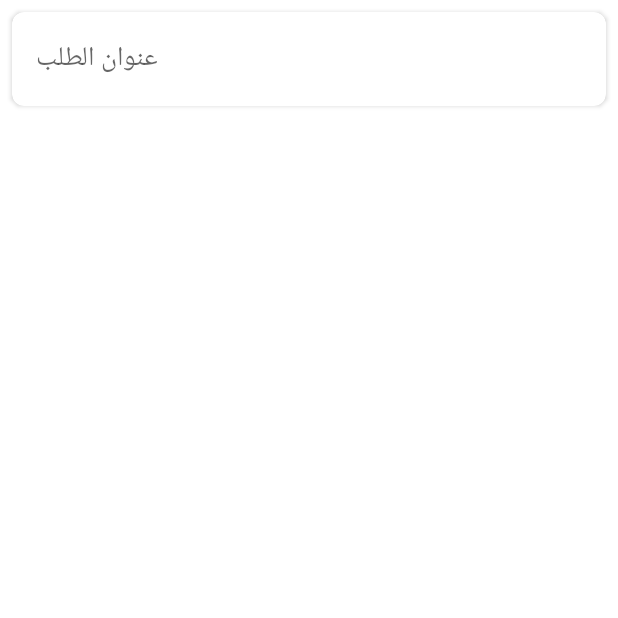
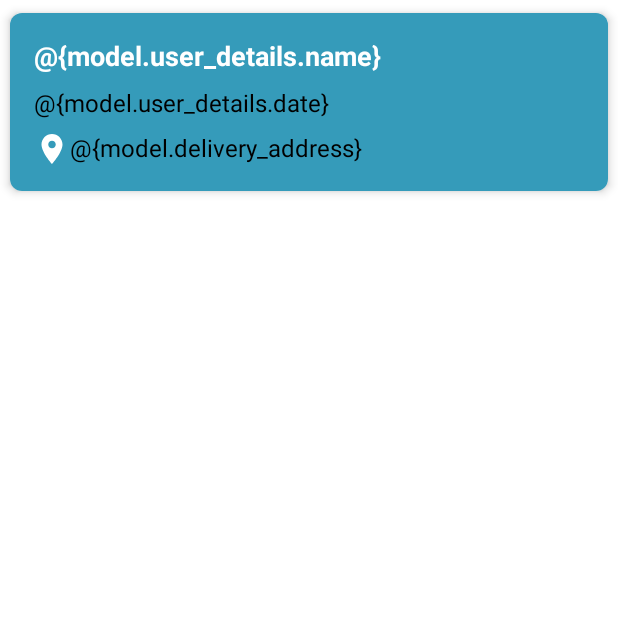
Before and after one commit to ygprogect/yg_project, an Android app: the order_list_item screen opened directly, with no data from a screen before it, on a phone screen of 412 x 824 dp, the top half of it. Run offline under Robolectric (Android 15) with nearby library versions, the phone set to English and light mode, and no system bars; Roboto replaces fonts that are not available here.

Commit message:
عدلت الاوردر ايتم و الماب اسكرين

```diff
--- a/app/build.gradle
+++ b/app/build.gradle
@@ -36,6 +36,7 @@ dependencies {
     implementation 'com.google.android.material:material:1.7.0'
     implementation 'androidx.constraintlayout:constraintlayout:2.1.4'
     implementation 'com.google.android.gms:play-services-maps:18.0.2'
+    implementation 'androidx.cardview:cardview:1.0.0'
     testImplementation 'junit:junit:4.13.2'
     androidTestImplementation 'androidx.test.ext:junit:1.1.4'
     androidTestImplementation 'androidx.test.espresso:espresso-core:3.5.0'
--- a/app/src/main/res/layout/activity_map_screen.xml
+++ b/app/src/main/res/layout/activity_map_screen.xml
@@ -1,7 +1,9 @@
 <?xml version="1.0" encoding="utf-8"?>
 
 
-<com.google.android.gms.maps.MapView android:id="@+id/mapView"
+<com.google.android.gms.maps.MapView xmlns:android="http://schemas.android.com/apk/res/android"
+    xmlns:tools="http://schemas.android.com/tools"
+    android:id="@+id/mapView"
     android:layout_width="match_parent"
     android:layout_height="match_parent"
-    xmlns:android="http://schemas.android.com/apk/res/android" />
+    tools:ignore="SpeakableTextPresentCheck" />
--- a/app/src/main/res/layout/activity_order_list_item.xml
+++ b/app/src/main/res/layout/activity_order_list_item.xml
@@ -1,26 +1,56 @@
 <?xml version="1.0" encoding="utf-8"?>
 <androidx.cardview.widget.CardView xmlns:android="http://schemas.android.com/apk/res/android"
     xmlns:app="http://schemas.android.com/apk/res-auto"
-    xmlns:tools="http://schemas.android.com/tools"
     android:layout_width="match_parent"
     android:layout_height="wrap_content"
-    android:layout_margin="8dp"
-    app:cardCornerRadius="8dp">
+    xmlns:tools="http://schemas.android.com/tools"
+    app:cardCornerRadius="8dp"
+    app:cardElevation="4dp"
+    app:cardUseCompatPadding="true">
 
-    <LinearLayout
+    <RelativeLayout
         android:layout_width="match_parent"
         android:layout_height="wrap_content"
-        android:orientation="vertical"
+        android:background="@color/custom"
         android:padding="16dp">
 
-        <!-- اضف هنا المحتوى المرتبط بعرض الطلب -->
         <TextView
-            android:id="@+id/title_TextView"
+            android:id="@+id/order_name"
             android:layout_width="wrap_content"
             android:layout_height="wrap_content"
-            android:textAppearance="?android:textAppearanceMedium"
-            android:text="عنوان الطلب"/>
+            android:text="@{model.user_details.name}"
+            android:textColor="@color/white"
+            android:textSize="18sp"
+            android:textStyle="bold"
+            tools:text="Mohammad Robiul Alam"  />
+
+        <TextView
+            android:id="@+id/order_date"
+            android:layout_width="wrap_content"
+            android:layout_height="wrap_content"
+            android:layout_below="@id/order_name"
+            android:layout_marginTop="8dp"
+            android:text="@{model.user_details.date}"
+            tools:text="Order Date: 12/05/2023"
+            android:textColor="@color/black"
+            android:textSize="16sp" />
 
 
-    </LinearLayout>
+        <TextView
+            android:id="@+id/order_pickup_location"
+            android:layout_width="wrap_content"
+            android:layout_height="wrap_content"
+            android:layout_below="@id/order_date"
+            android:layout_marginTop="8dp"
+
+            android:text="@{model.delivery_address}"
+            android:textColor="@color/black"
+            android:textSize="16sp"
+            tools:text="Jalil Building N106 , 7 no. West Sholoshohor Ward, Chittagong "
+            app:drawableLeftCompat="@drawable/ic_address" />
+
+
+
+    </RelativeLayout>
+
 </androidx.cardview.widget.CardView>
```
